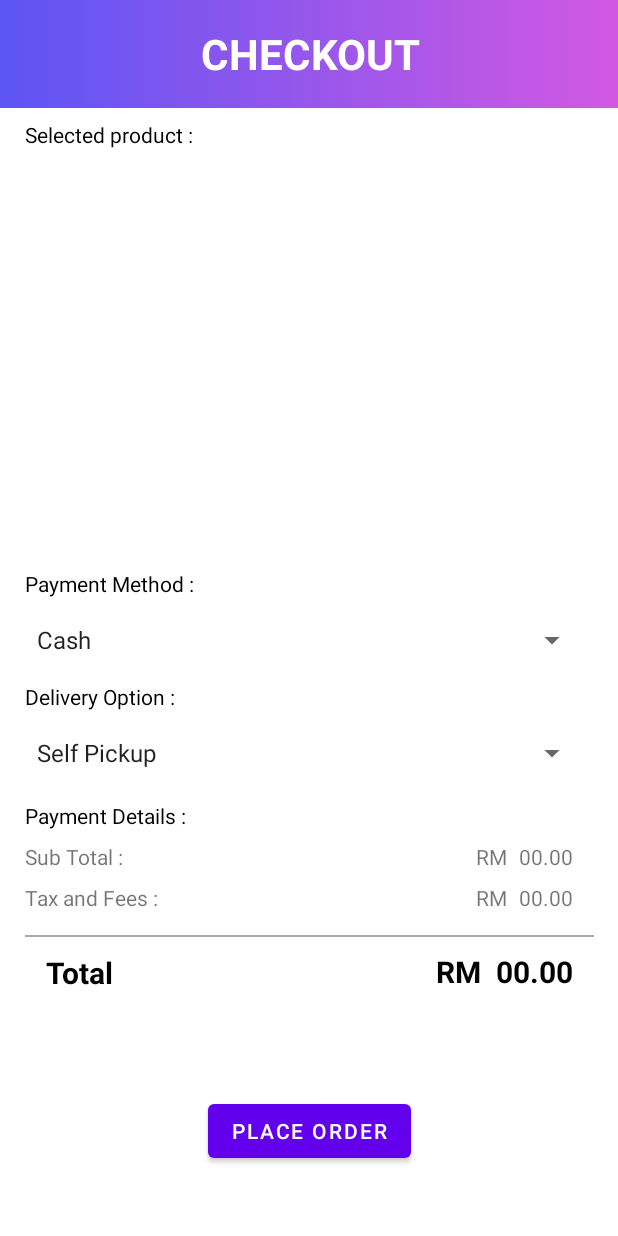
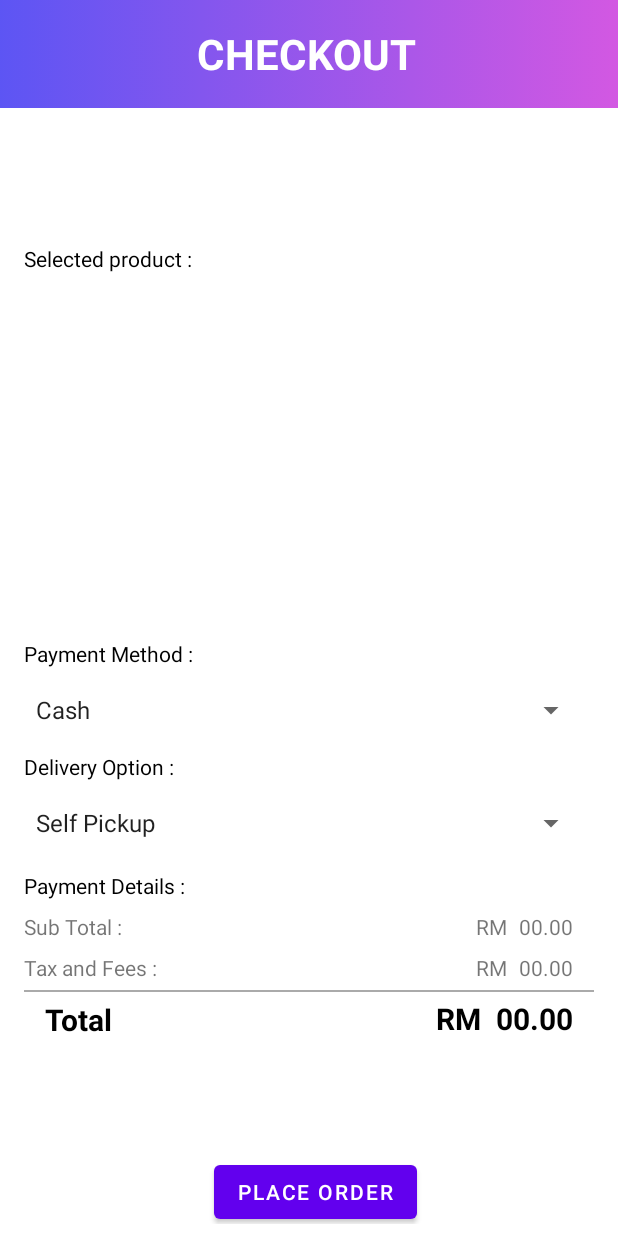
Before and after one commit to ZackSon420/UKMall, an Android app: the MakeOrder screen opened directly, with no data from a screen before it, on a phone screen of 412 x 824 dp. Run offline under Robolectric (Android 15) with nearby library versions, the phone set to English and light mode, and no system bars; Roboto replaces fonts that are not available here.

Commit message:
Make Order UI

```diff
--- a/app/src/main/java/com/example/ukmall/MakeOrder.java
+++ b/app/src/main/java/com/example/ukmall/MakeOrder.java
@@ -1,6 +1,7 @@
 package com.example.ukmall;
 
 import androidx.appcompat.app.AppCompatActivity;
+import androidx.recyclerview.widget.RecyclerView;
 
 import android.os.Bundle;
 
@@ -10,5 +11,8 @@ public class MakeOrder extends AppCompatActivity {
     protected void onCreate(Bundle savedInstanceState) {
         super.onCreate(savedInstanceState);
         setContentView(R.layout.activity_makeorder);
+
+        RecyclerView recyclerView = findViewById(R.id.rv_cart);
+
     }
 }
--- a/app/src/main/res/layout/activity_makeorder.xml
+++ b/app/src/main/res/layout/activity_makeorder.xml
@@ -14,7 +14,7 @@
         android:gravity="center_horizontal|center_vertical"
         android:orientation="horizontal"
         app:layout_constraintEnd_toEndOf="parent"
-        app:layout_constraintHorizontal_bias="0.555"
+        app:layout_constraintHorizontal_bias="0.888"
         app:layout_constraintStart_toStartOf="parent"
         app:layout_constraintTop_toTopOf="parent">
 
@@ -32,9 +32,10 @@
 
     <LinearLayout
         android:id="@+id/linearLayoutCheckout"
-        android:layout_width="411dp"
-        android:layout_height="608dp"
+        android:layout_width="412dp"
+        android:layout_height="557dp"
         android:orientation="horizontal"
+        app:layout_constraintBottom_toTopOf="@+id/linearLayout6"
         app:layout_constraintEnd_toEndOf="parent"
         app:layout_constraintStart_toStartOf="parent"
         app:layout_constraintTop_toBottomOf="@+id/linearLayout">
@@ -45,8 +46,8 @@
 
             <androidx.recyclerview.widget.RecyclerView
                 android:id="@+id/rv_cart"
-                android:layout_width="381dp"
-                android:layout_height="264dp"
+                android:layout_width="376dp"
+                android:layout_height="228dp"
                 android:layout_marginTop="8dp"
                 android:layout_marginEnd="15dp"
                 app:layout_constraintEnd_toEndOf="parent"
@@ -58,7 +59,7 @@
                 android:id="@+id/tvSelectedProduct"
                 android:layout_width="wrap_content"
                 android:layout_height="wrap_content"
-                android:layout_marginTop="8dp"
+                android:layout_marginTop="24dp"
                 android:text="Selected product :"
                 android:textColor="#000000"
                 android:textSize="14sp"
@@ -183,13 +184,15 @@
                 android:layout_width="match_parent"
                 android:layout_height="1dp"
                 android:layout_marginStart="16dp"
+                android:layout_marginTop="2dp"
                 android:layout_marginEnd="16dp"
-                android:layout_marginBottom="55dp"
+                android:layout_marginBottom="2dp"
                 android:background="@android:color/darker_gray"
-                app:layout_constraintBottom_toBottomOf="parent"
+                app:layout_constraintBottom_toTopOf="@+id/tv_texttotal"
                 app:layout_constraintEnd_toEndOf="parent"
                 app:layout_constraintHorizontal_bias="0.0"
-                app:layout_constraintStart_toStartOf="parent" />
+                app:layout_constraintStart_toStartOf="parent"
+                app:layout_constraintTop_toBottomOf="@+id/textView9" />
 
             <TextView
                 android:id="@+id/tv_texttotal"
@@ -237,15 +240,30 @@
         </androidx.constraintlayout.widget.ConstraintLayout>
     </LinearLayout>
 
+    <LinearLayout
+        android:id="@+id/linearLayout6"
+        android:layout_width="420dp"
+        android:layout_height="53dp"
+        android:layout_marginBottom="8dp"
+        android:orientation="horizontal"
+        app:layout_constraintBottom_toBottomOf="parent"
+        app:layout_constraintStart_toStartOf="parent">
+
+        <androidx.constraintlayout.widget.ConstraintLayout
+            android:layout_width="match_parent"
+            android:layout_height="64dp">
+
             <Button
                 android:id="@+id/button"
                 android:layout_width="wrap_content"
                 android:layout_height="wrap_content"
-        android:layout_marginTop="3dp"
                 android:text="Place Order"
                 app:layout_constraintBottom_toBottomOf="parent"
                 app:layout_constraintEnd_toEndOf="parent"
                 app:layout_constraintStart_toStartOf="parent"
-        app:layout_constraintTop_toBottomOf="@+id/linearLayoutCheckout" />
+                app:layout_constraintTop_toTopOf="parent" />
+        </androidx.constraintlayout.widget.ConstraintLayout>
+
+    </LinearLayout>
 
 </androidx.constraintlayout.widget.ConstraintLayout>
```
Lines whose indentation alone changed are shown as unchanged.
